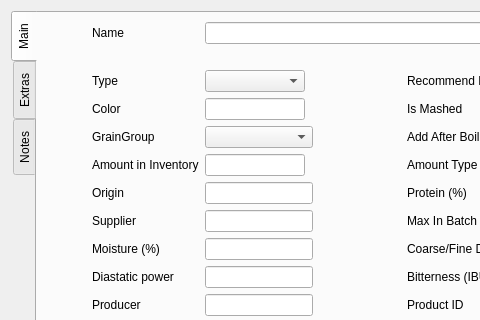
This is ui/fermentableEditor.ui in Brewken/brewken as Qt 5 draws it before an edit; both pictures show x 0 to 480 and y 0 to 320 of the 661 by 414 pixel window. The edited form follows.
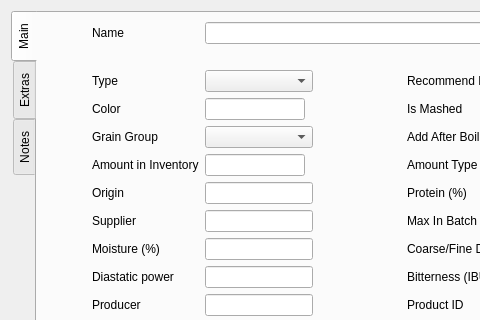
This is the edited form. Icons and pictures are not drawn. Custom widgets are drawn as their Qt base class.

Diff of the .ui file:
```diff
--- a/ui/fermentableEditor.ui
+++ b/ui/fermentableEditor.ui
@@ -77,12 +77,6 @@
            <verstretch>0</verstretch>
           </sizepolicy>
          </property>
-         <property name="maximumSize">
-          <size>
-           <width>100</width>
-           <height>16777215</height>
-          </size>
-         </property>
          <property name="toolTip">
           <string>Fermantable Type</string>
          </property>
@@ -194,7 +188,7 @@
           <string>Required</string>
          </property>
          <property name="text">
-          <string>GrainGroup</string>
+          <string>Grain Group</string>
          </property>
          <property name="buddy">
           <cstring>comboBox_grainGroup</cstring>
```
Left out of the diff: 28 changed lines with no effect on the pictures.
